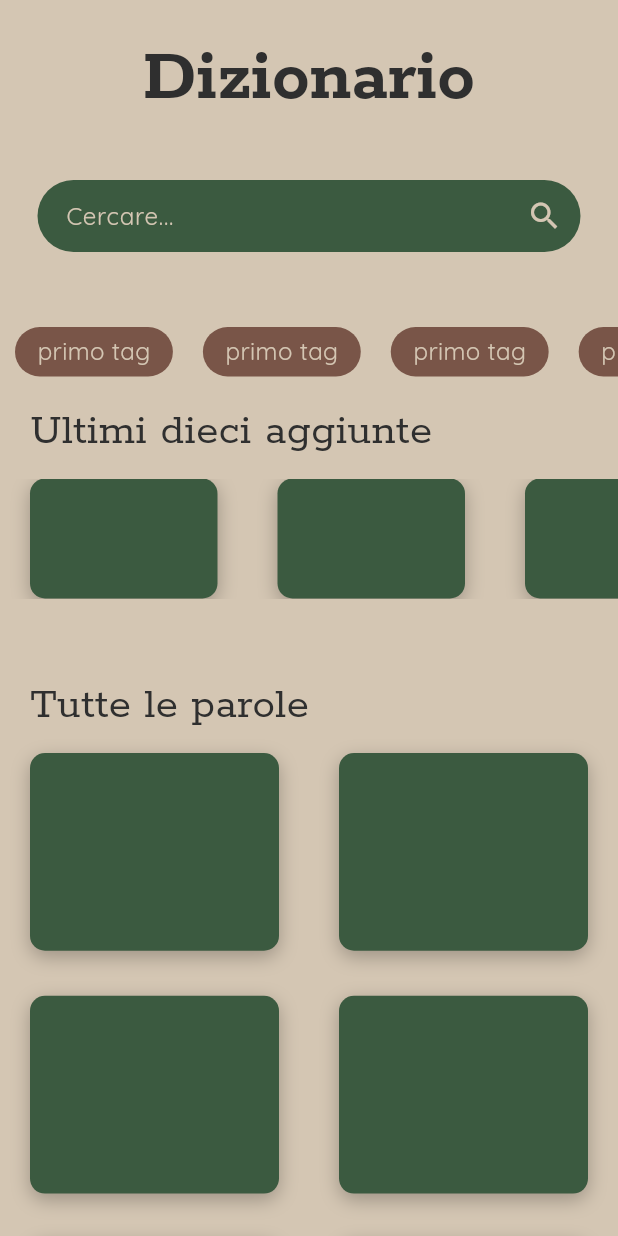
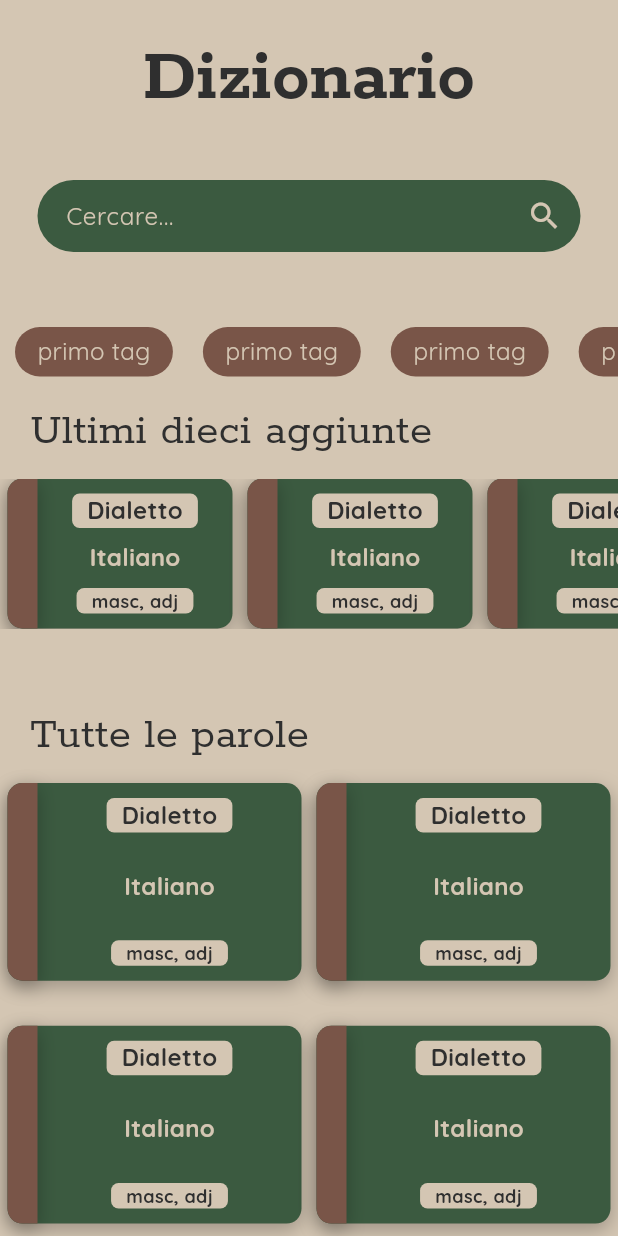
Before and after one commit to Blackfight-Studios/radici-parlate, a Flutter app: the DictionaryScreen screen opened directly, on a phone screen of 412 x 824 dp. Run offline on Flutter 3.47's test engine with Material 3 defaults, Android fonts, the phone set to English and light mode, and no system bars.

Commit message:
New Word card
- Edited Word card, new decorations, new text styles

```diff
--- a/lib/theme/decoration.dart
+++ b/lib/theme/decoration.dart
@@ -63,3 +63,20 @@ final BoxDecoration wordCardContainer = BoxDecoration(
     ),
   ],
 );
+
+final BoxDecoration wordSecondCardContainer = BoxDecoration(
+  color: accentColor,
+  borderRadius: BorderRadius.only(topLeft: Radius.circular(10), bottomLeft: Radius.circular(10)),
+  boxShadow: const [
+    BoxShadow(
+      color: Colors.black26,
+      blurRadius: 10,
+      offset: Offset(0, 4),
+    ),
+  ],
+);
+
+final BoxDecoration wordTextCardContainer = BoxDecoration(
+  color: backgroundColor,
+  borderRadius: BorderRadius.circular(5),
+);
--- a/lib/theme/theme.dart
+++ b/lib/theme/theme.dart
@@ -34,6 +34,24 @@ class AppTextStyles {
     fontSize: 16.0,
     color: textColor,
   );
+  static const TextStyle wordCard = TextStyle(
+    fontFamily: 'Quicksand',
+    fontSize: 16.0,
+    color: textColor,
+    fontWeight: FontWeight.bold
+  );
+  static const TextStyle wordCardSecond = TextStyle(
+    fontFamily: 'Quicksand',
+    fontSize: 16.0,
+    color: backgroundColor,
+    fontWeight: FontWeight.bold
+  );
+  static const TextStyle wordCardThird = TextStyle(
+    fontFamily: 'Quicksand',
+    fontSize: 12.0,
+    color: textColor,
+    fontWeight: FontWeight.bold
+  );
 }
 
 final ThemeData appTheme = ThemeData(
--- a/lib/widgets/dictionary/word_card.dart
+++ b/lib/widgets/dictionary/word_card.dart
@@ -1,4 +1,5 @@
 import 'package:flutter/material.dart';
+import 'package:radici_parlate/theme/theme.dart';
 
 import '../../theme/decoration.dart';
 
@@ -7,15 +8,29 @@ class WordCard extends StatelessWidget {
 
   @override
   Widget build(BuildContext context) {
-    return Padding(padding: const EdgeInsets.only(right: 20, left: 20),
+    return Padding(padding: const EdgeInsets.only(right: 5, left: 5),
       child: Container(
         constraints: const BoxConstraints(
-          maxHeight: 80,
-          minHeight: 30,
-          maxWidth: 125,
-          minWidth: 75,
+          maxHeight: 100,
+          minHeight: 50,
+          maxWidth: 150,
+          minWidth: 125,
         ),
         decoration: wordCardContainer,
+        child: Row(
+          children: [
+            Container(width: 20, height: double.infinity, decoration: wordSecondCardContainer,),
+            Expanded(child: Container(alignment: Alignment.center,
+                child: Padding(padding: EdgeInsets.all(10),child: Column(
+              mainAxisAlignment: MainAxisAlignment.spaceBetween,
+              children: [
+                Container(decoration: wordTextCardContainer, padding: const EdgeInsets.symmetric(horizontal: 10), child: Text("Dialetto", style: AppTextStyles.wordCard,)),
+                Text("Italiano", style: AppTextStyles.wordCardSecond,),
+                Container(decoration: wordTextCardContainer, padding: const EdgeInsets.symmetric(horizontal: 10), child: Text("masc, adj", style: AppTextStyles.wordCardThird,),),
+              ],
+                )))),
+          ],
+        ),
       ),
     );
   }
```
